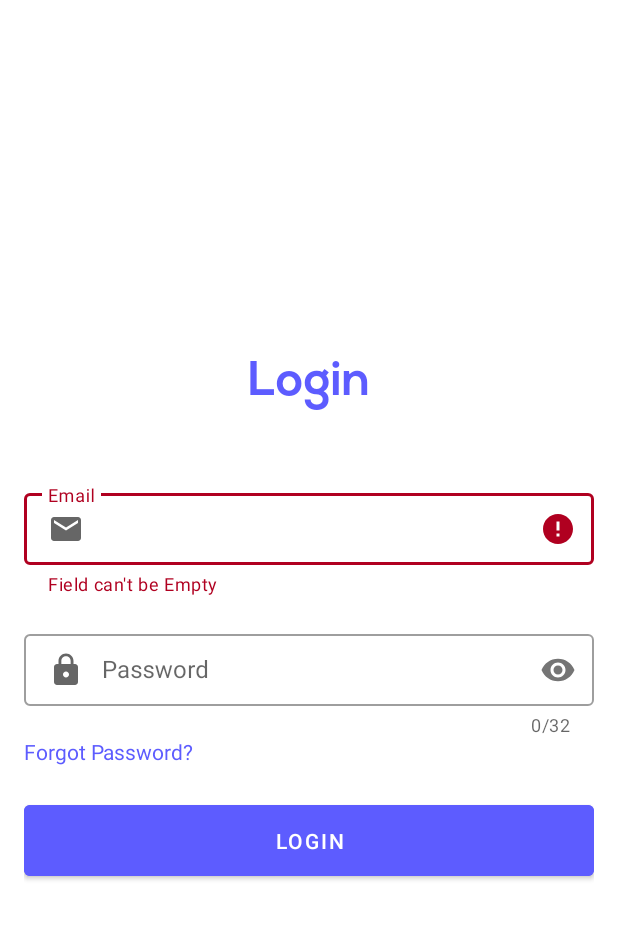
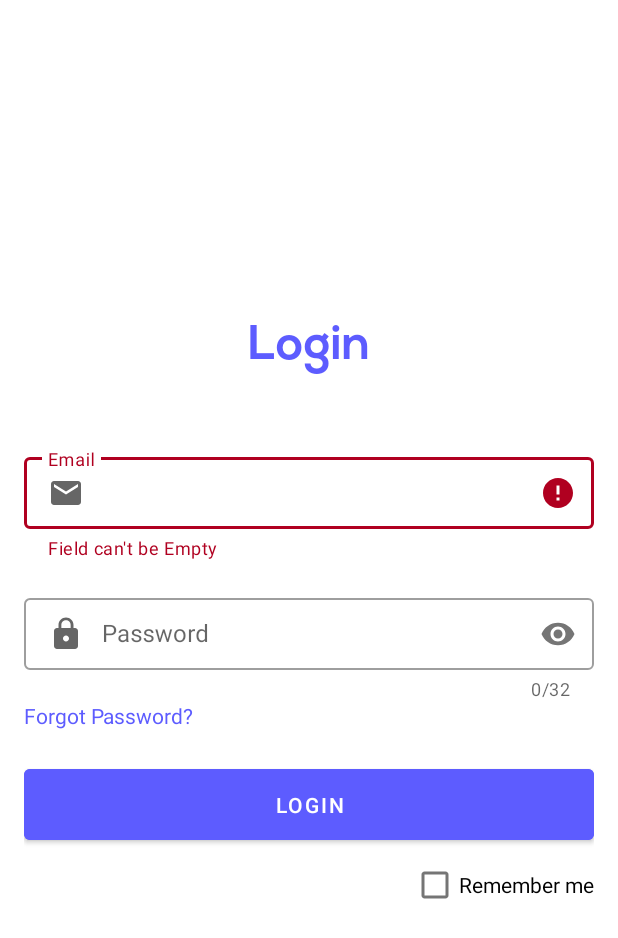
Before and after one commit to SidH751/Cogitate, an Android app: the LoginActivity screen opened directly, with no data from a screen before it, after a tap on "LOGIN", on a phone screen of 412 x 824 dp. Shown: the top 938 px of the screen. Run offline under Robolectric (Android 15) with nearby library versions, the phone set to English and light mode, and no system bars; our stand-ins replace Firebase (no records; nobody signed in at launch, a user with empty details on screens opened directly).

Commit message:
Added Remember me functionality

```diff
--- a/app/src/main/java/com/my/cogitateapp/LoginActivity.java
+++ b/app/src/main/java/com/my/cogitateapp/LoginActivity.java
@@ -3,10 +3,13 @@ package com.my.cogitateapp;
 import androidx.appcompat.app.AppCompatActivity;
 
 import android.content.Intent;
+import android.content.SharedPreferences;
 import android.os.Bundle;
 import android.text.TextUtils;
 import android.view.View;
 import android.widget.Button;
+import android.widget.CheckBox;
+import android.widget.CompoundButton;
 import android.widget.EditText;
 import android.widget.TextView;
 import android.widget.Toast;
@@ -22,6 +25,10 @@ public class LoginActivity extends AppCompatActivity {
     FirebaseAuth mAuth;
     TextInputLayout l1, l2;
     Intent i;
+    CheckBox rememberMe;
+    SharedPreferences loginPreferences;
+    SharedPreferences.Editor loginPrefEditor;
+    Boolean remember;
 
 
     @Override
@@ -36,6 +43,19 @@ public class LoginActivity extends AppCompatActivity {
         passwordTextView = findViewById(R.id.password);
         loginButton = findViewById(R.id.loginButton);
         forgotPass = findViewById(R.id.forgotPwd);
+        rememberMe= findViewById(R.id.remember);
+        loginPreferences=getSharedPreferences("loginPref",MODE_PRIVATE);
+        loginPrefEditor=loginPreferences.edit();
+        remember=loginPreferences.getBoolean("remember",false);
+
+        if(remember==true)
+        {
+            emailTextView.setText(loginPreferences.getString("email",""));
+            passwordTextView.setText(loginPreferences.getString("password",""));
+            rememberMe.setChecked(true);
+            loginUserAccount(); //Automatically authenticates user
+
+        }
 
 
         loginButton.setOnClickListener(view -> loginUserAccount());
@@ -46,11 +66,15 @@ public class LoginActivity extends AppCompatActivity {
                 startActivity(i);
             }
         });
+
+
+
+
     }
 
 
 
-    void loginUserAccount(){
+    void loginUserAccount() {
         l1 = findViewById(R.id.emaillayout);
         l2 = findViewById(R.id.passwordlayout);
         emailTextView = findViewById(R.id.email);
@@ -59,17 +83,17 @@ public class LoginActivity extends AppCompatActivity {
         emailString = emailTextView.getText().toString().trim();
         passwordString = passwordTextView.getText().toString();
 
-        if(TextUtils.isEmpty(emailString)){
+        if (TextUtils.isEmpty(emailString)) {
             l1.setError("Field can't be Empty");
 
-        } else if (TextUtils.isEmpty(passwordString)){
+        } else if (TextUtils.isEmpty(passwordString)) {
             l2.setError("Field can't be Empty");
         } else {
 
             //Firebase Authentication
             mAuth.signInWithEmailAndPassword(emailString, passwordString)
                     .addOnCompleteListener((task) -> {
-                        if(task.isSuccessful()){
+                        if (task.isSuccessful()) {
                             Toast.makeText(getApplicationContext(),
                                     "Login successful!!",
                                     Toast.LENGTH_LONG)
@@ -87,5 +111,18 @@ public class LoginActivity extends AppCompatActivity {
                         }
                     });
         }
+        if (rememberMe.isChecked())
+        {
+            loginPrefEditor.putBoolean("remember",true);
+            loginPrefEditor.putString("email",emailString);
+            loginPrefEditor.putString("password",passwordString);
+            loginPrefEditor.commit();
+
+        }
+        else
+        {
+            loginPrefEditor.clear();
+            loginPrefEditor.commit();
+        }
     }
 }
--- a/app/src/main/res/layout/activity_login.xml
+++ b/app/src/main/res/layout/activity_login.xml
@@ -69,6 +69,7 @@
             android:id="@+id/forgotPwd"
             android:textColor="@color/BtnPrimary"
             />
+
     </com.google.android.material.textfield.TextInputLayout>
 
 
@@ -80,5 +81,12 @@
         android:id="@+id/loginButton"
         android:text="Login"
         android:backgroundTint="@color/BtnPrimary"/>
+    <CheckBox
+        android:layout_width="wrap_content"
+        android:layout_height="wrap_content"
+        android:text="Remember me"
+        android:layout_gravity="right"
+        android:id="@+id/remember"
+        />
 
 </LinearLayout>
```
Also changed, not shown: app/src/main/java/com/my/cogitateapp/LandingPage.java (+9 -2 lines).
